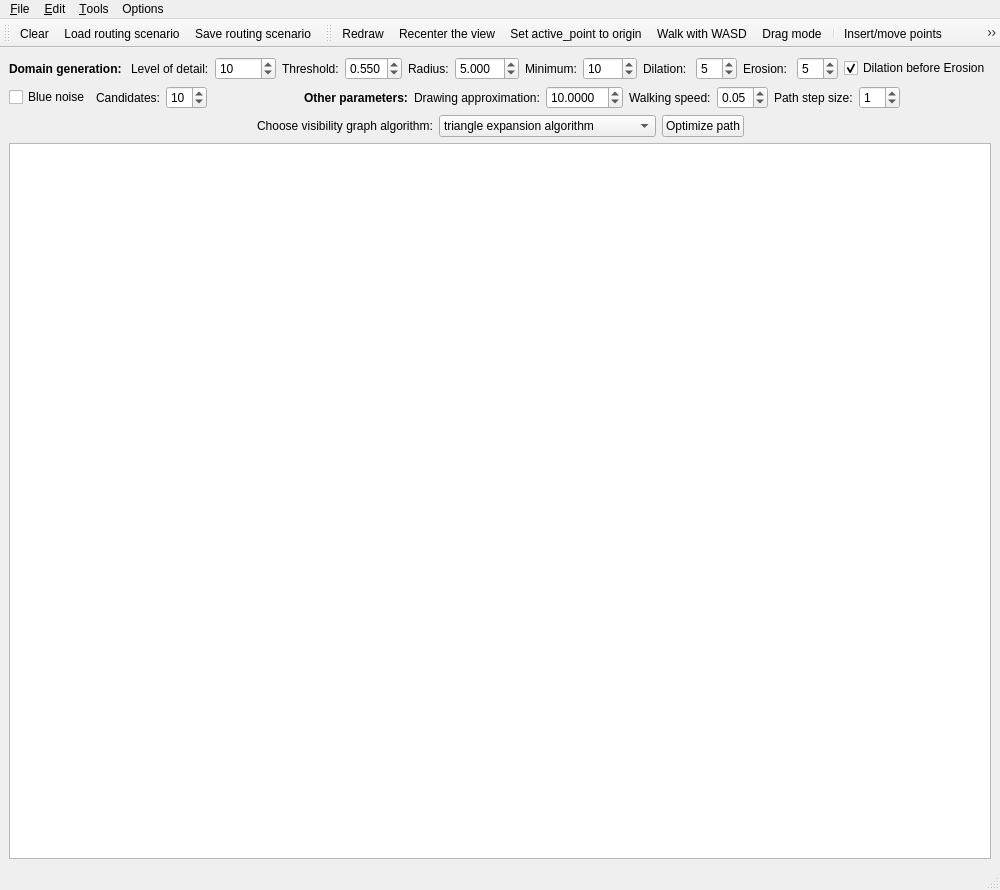
Above: Main.ui from Babayayaga/Routing_on_the_hyperbolic_plane before the change. Below: the same form after it.
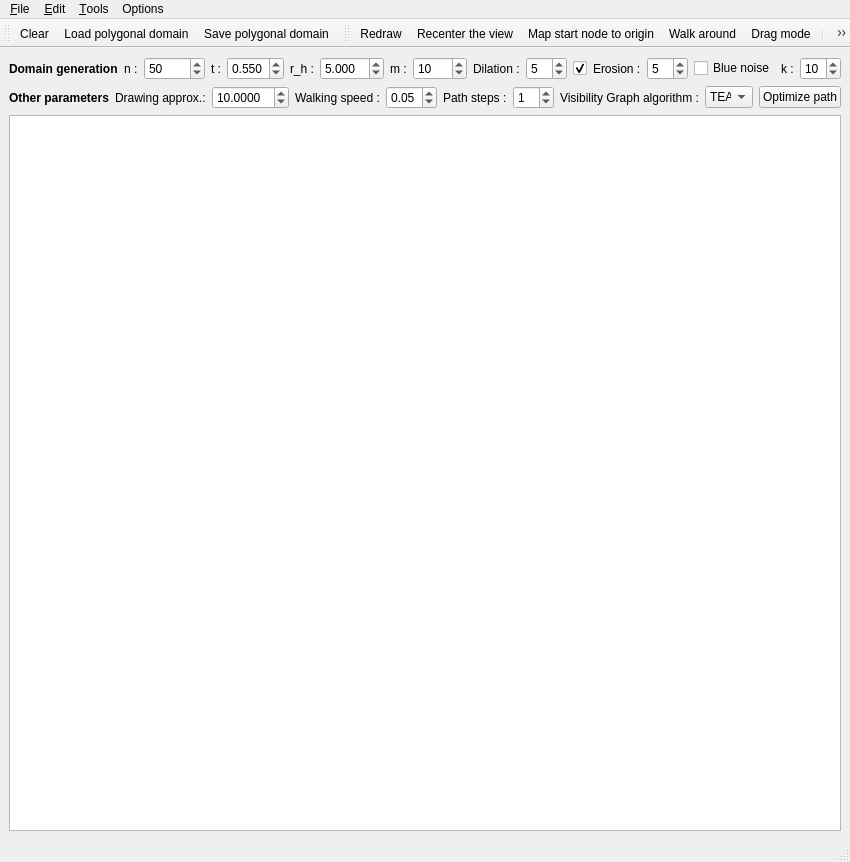
That is the form after the change. Icons and pictures are not drawn.

What changed in the file:
```diff
--- a/Main.ui
+++ b/Main.ui
@@ -7,8 +7,8 @@
    <rect>
     <x>0</x>
     <y>0</y>
-    <width>905</width>
-    <height>890</height>
+    <width>792</width>
+    <height>862</height>
    </rect>
   </property>
   <property name="windowTitle">
@@ -34,14 +34,14 @@
          </font>
         </property>
         <property name="text">
-         <string>Domain generation: </string>
+         <string>Domain generation</string>
         </property>
        </widget>
       </item>
       <item>
        <widget class="QLabel" name="label_4">
         <property name="text">
-         <string>Level of detail:</string>
+         <string>n :</string>
         </property>
        </widget>
       </item>
@@ -66,14 +66,14 @@
          <number>50000</number>
         </property>
         <property name="value">
-         <number>10</number>
+         <number>50</number>
         </property>
        </widget>
       </item>
       <item>
        <widget class="QLabel" name="label_3">
         <property name="text">
-         <string>Threshold:</string>
+         <string>t :</string>
         </property>
        </widget>
       </item>
@@ -108,7 +108,7 @@
       <item>
        <widget class="QLabel" name="label_6">
         <property name="text">
-         <string>Radius:</string>
+         <string>r_h :</string>
         </property>
        </widget>
       </item>
@@ -140,7 +140,7 @@
       <item>
        <widget class="QLabel" name="label_11">
         <property name="text">
-         <string>Minimum:</string>
+         <string>m :</string>
         </property>
        </widget>
       </item>
@@ -160,7 +160,7 @@
       <item>
        <widget class="QLabel" name="label_5">
         <property name="text">
-         <string>Dilation: </string>
+         <string>Dilation :</string>
         </property>
        </widget>
       </item>
@@ -174,36 +174,66 @@
         </property>
        </widget>
       </item>
-      <item>
-       <widget class="QLabel" name="label_10">
-        <property name="text">
-         <string>Erosion: </string>
-        </property>
-       </widget>
-      </item>
-      <item>
-       <widget class="QSpinBox" name="erosionSpinBox">
-        <property name="maximum">
-         <number>10</number>
-        </property>
-        <property name="value">
-         <number>5</number>
-        </property>
-       </widget>
-      </item>
       <item>
        <widget class="QCheckBox" name="checkBox">
         <property name="statusTip">
          <string>Erosion before dilation. Switches treatments of terrain.</string>
         </property>
         <property name="text">
-         <string>Dilation before Erosion</string>
+         <string/>
         </property>
         <property name="checked">
          <bool>true</bool>
         </property>
        </widget>
       </item>
+      <item>
+       <widget class="QLabel" name="label_10">
+        <property name="text">
+         <string>Erosion :</string>
+        </property>
+       </widget>
+      </item>
+      <item>
+       <widget class="QSpinBox" name="erosionSpinBox">
+        <property name="maximum">
+         <number>10</number>
+        </property>
+        <property name="value">
+         <number>5</number>
+        </property>
+       </widget>
+      </item>
+      <item>
+       <widget class="QCheckBox" name="blueNoise">
+        <property name="statusTip">
+         <string>Enables Mitchell's best candidate algorithm for generating random points.</string>
+        </property>
+        <property name="text">
+         <string>Blue noise</string>
+        </property>
+       </widget>
+      </item>
+      <item>
+       <widget class="QLabel" name="label_13">
+        <property name="text">
+         <string>k :</string>
+        </property>
+       </widget>
+      </item>
+      <item>
+       <widget class="QSpinBox" name="candidatesSpinBox">
+        <property name="statusTip">
+         <string>Number of candidates for blue noise.</string>
+        </property>
+        <property name="maximum">
+         <number>20</number>
+        </property>
+        <property name="value">
+         <number>10</number>
+        </property>
+       </widget>
+      </item>
       <item>
        <spacer name="horizontalSpacer_2">
         <property name="orientation">
@@ -219,75 +249,6 @@
       </item>
      </layout>
     </item>
-    <item row="4" column="0">
-     <layout class="QHBoxLayout" name="horizontalLayout_2">
-      <item>
-       <spacer name="horizontalSpacer_5">
-        <property name="orientation">
-         <enum>Qt::Horizontal</enum>
-        </property>
-        <property name="sizeHint" stdset="0">
-         <size>
-          <width>40</width>
-          <height>20</height>
-         </size>
-        </property>
-       </spacer>
-      </item>
-      <item>
-       <widget class="QLabel" name="label_12">
-        <property name="text">
-         <string>Choose visibility graph algorithm:</string>
-        </property>
-       </widget>
-      </item>
-      <item>
-       <widget class="QComboBox" name="comboBox">
-        <property name="sizePolicy">
-         <sizepolicy hsizetype="Preferred" vsizetype="Fixed">
-          <horstretch>0</horstretch>
-          <verstretch>0</verstretch>
-         </sizepolicy>
-        </property>
-        <item>
-         <property name="text">
-          <string>triangle expansion algorithm</string>
-         </property>
-        </item>
-        <item>
-         <property name="text">
-          <string>use triangulation as visibility graph</string>
-         </property>
-        </item>
-        <item>
-         <property name="text">
-          <string>all-to-all naive algorithm</string>
-         </property>
-        </item>
-       </widget>
-      </item>
-      <item>
-       <widget class="QPushButton" name="pathOptimize">
-        <property name="text">
-         <string>Optimize path</string>
-        </property>
-       </widget>
-      </item>
-      <item>
-       <spacer name="horizontalSpacer">
-        <property name="orientation">
-         <enum>Qt::Horizontal</enum>
-        </property>
-        <property name="sizeHint" stdset="0">
-         <size>
-          <width>40</width>
-          <height>20</height>
-         </size>
-        </property>
-       </spacer>
-      </item>
-     </layout>
-    </item>
     <item row="5" column="0">
      <widget class="QGraphicsView" name="graphicsView">
       <property name="sizePolicy">
@@ -324,43 +285,6 @@
       <property name="sizeConstraint">
        <enum>QLayout::SetDefaultConstraint</enum>
       </property>
-      <item>
-       <widget class="QCheckBox" name="blueNoise">
-        <property name="text">
-         <string>Blue noise</string>
-        </property>
-       </widget>
-      </item>
-      <item>
-       <widget class="QLabel" name="label_13">
-        <property name="text">
-         <string>Candidates:</string>
-        </property>
-       </widget>
-      </item>
-      <item>
-       <widget class="QSpinBox" name="candidatesSpinBox">
-        <property name="maximum">
-         <number>20</number>
-        </property>
-        <property name="value">
-         <number>10</number>
-        </property>
-       </widget>
-      </item>
-      <item>
-       <spacer name="horizontalSpacer_3">
-        <property name="orientation">
-         <enum>Qt::Horizontal</enum>
-        </property>
-        <property name="sizeHint" stdset="0">
-         <size>
-          <width>40</width>
-          <height>20</height>
-         </size>
-        </property>
-       </spacer>
-      </item>
       <item>
        <widget class="QLabel" name="label_7">
         <property name="font">
@@ -370,7 +294,7 @@
          </font>
         </property>
         <property name="text">
-         <string>Other parameters:</string>
+         <string>Other parameters</string>
         </property>
        </widget>
       </item>
@@ -380,7 +304,7 @@
          <string>Specify the maximal radius of a hyperbolic segment, drawn as a circular arc.</string>
         </property>
         <property name="text">
-         <string>Drawing approximation:</string>
+         <string>Drawing approx.:</string>
         </property>
        </widget>
       </item>
@@ -403,7 +327,7 @@
       <item>
        <widget class="QLabel" name="label_2">
         <property name="text">
-         <string>Walking speed:</string>
+         <string>Walking speed :</string>
         </property>
        </widget>
       </item>
@@ -423,7 +347,7 @@
       <item>
        <widget class="QLabel" name="label_9">
         <property name="text">
-         <string>Path step size:</string>
+         <string>Path steps :</string>
         </property>
        </widget>
       </item>
@@ -435,17 +359,49 @@
        </widget>
       </item>
       <item>
-       <spacer name="horizontalSpacer_4">
-        <property name="orientation">
-         <enum>Qt::Horizontal</enum>
+       <widget class="QLabel" name="label_12">
+        <property name="text">
+         <string>Visibility Graph algorithm :</string>
         </property>
-        <property name="sizeHint" stdset="0">
+       </widget>
+      </item>
+      <item>
+       <widget class="QComboBox" name="comboBox">
+        <property name="sizePolicy">
+         <sizepolicy hsizetype="Fixed" vsizetype="Fixed">
+          <horstretch>0</horstretch>
+          <verstretch>0</verstretch>
+         </sizepolicy>
+        </property>
+        <property name="minimumSize">
          <size>
-          <width>40</width>
-          <height>20</height>
+          <width>25</width>
+          <height>0</height>
          </size>
         </property>
-       </spacer>
+        <item>
+         <property name="text">
+          <string>TEA</string>
+         </property>
+        </item>
+        <item>
+         <property name="text">
+          <string>On triang.</string>
+         </property>
+        </item>
+        <item>
+         <property name="text">
+          <string>Naive</string>
+         </property>
+        </item>
+       </widget>
+      </item>
+      <item>
+       <widget class="QPushButton" name="pathOptimize">
+        <property name="text">
+         <string>Optimize path</string>
+        </property>
+       </widget>
       </item>
      </layout>
     </item>
@@ -503,7 +459,7 @@
     <rect>
      <x>0</x>
      <y>0</y>
-     <width>905</width>
+     <width>792</width>
      <height>21</height>
     </rect>
    </property>
@@ -645,7 +601,7 @@
      <normaloff>:/cgal/Actions/icons/insertConstraints.png</normaloff>:/cgal/Actions/icons/insertConstraints.png</iconset>
    </property>
    <property name="text">
-    <string>Insert polyline constraints</string>
+    <string>Insert edge constraints</string>
    </property>
    <property name="statusTip">
     <string>Insert non-intersecting borders of obstacles. Mouse left -&gt; new point, Mouse right -&gt; confirm.</string>
@@ -663,7 +619,7 @@
      <normaloff>:/cgal/fileToolbar/fileOpen.png</normaloff>:/cgal/fileToolbar/fileOpen.png</iconset>
    </property>
    <property name="text">
-    <string>Load routing scenario</string>
+    <string>Load polygonal domain</string>
    </property>
    <property name="statusTip">
     <string>Load a polygonal domain, see GitHub page for format.</string>
@@ -678,7 +634,7 @@
      <normaloff>:/cgal/fileToolbar/fileSave.png</normaloff>:/cgal/fileToolbar/fileSave.png</iconset>
    </property>
    <property name="text">
-    <string>Save routing scenario</string>
+    <string>Save polygonal domain</string>
    </property>
    <property name="toolTip">
     <string>Save routing scenario</string>
@@ -779,7 +735,7 @@
      <normaloff>:/cgal/Actions/icons/visibilityPointToPoint.png</normaloff>:/cgal/Actions/icons/visibilityPointToPoint.png</iconset>
    </property>
    <property name="text">
-    <string>Can p see q?</string>
+    <string>Are p and q mutually visible?</string>
    </property>
    <property name="statusTip">
     <string>Test visibility of selected nodes.</string>
@@ -805,7 +761,7 @@
      <normaloff>:/cgal/Actions/icons/visibilityPointToAll.png</normaloff>:/cgal/Actions/icons/visibilityPointToAll.png</iconset>
    </property>
    <property name="text">
-    <string>What points can p see?</string>
+    <string>What points are visible from p?</string>
    </property>
    <property name="toolTip">
     <string>what points can p see?</string>
@@ -823,7 +779,7 @@
      <normaloff>:/cgal/Actions/icons/setObstacleOnPoint.png</normaloff>:/cgal/Actions/icons/setObstacleOnPoint.png</iconset>
    </property>
    <property name="text">
-    <string>Set point on obstacle</string>
+    <string>Set node to start/end node</string>
    </property>
    <property name="statusTip">
     <string>Shift to mark triangle, Mouse left/right to select vertex.</string>
@@ -908,7 +864,7 @@
      <normaloff>:/cgal/Actions/icons/translateToOrigin.png</normaloff>:/cgal/Actions/icons/translateToOrigin.png</iconset>
    </property>
    <property name="text">
-    <string>Set active_point to origin</string>
+    <string>Map start node to origin</string>
    </property>
    <property name="statusTip">
     <string>Translation of active_point to origin.</string>
@@ -923,7 +879,10 @@
      <normaloff>:/cgal/Actions/icons/walk.png</normaloff>:/cgal/Actions/icons/walk.png</iconset>
    </property>
    <property name="text">
-    <string>Walk with WASD</string>
+    <string>Walk around</string>
+   </property>
+   <property name="statusTip">
+    <string>Walk forward with W, and rotate with A and D.</string>
    </property>
   </action>
   <action name="actionShowOrigin">
```
Left out of the diff: 48 changed lines with no effect on the pictures.
